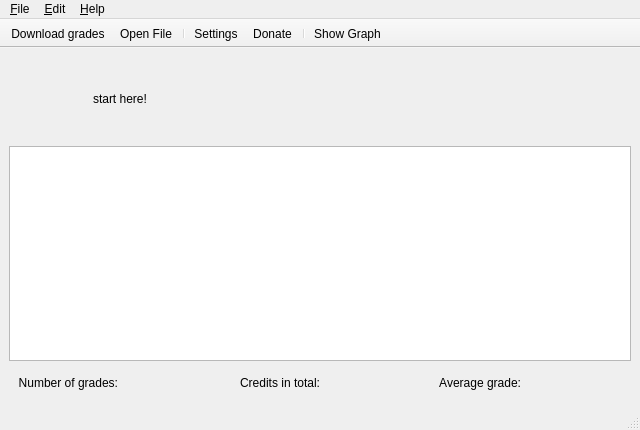
mi1112/PSSOptimisation2, file main_window_raw.ui: the form before one commit.
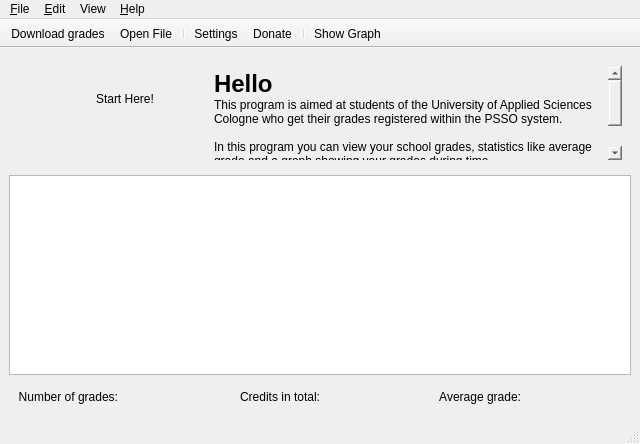
The form after the commit. Icons and pictures are not drawn.

```diff
--- a/main_window_raw.ui
+++ b/main_window_raw.ui
@@ -8,7 +8,7 @@
     <x>0</x>
     <y>0</y>
     <width>640</width>
-    <height>430</height>
+    <height>444</height>
    </rect>
   </property>
   <property name="windowTitle">
@@ -51,44 +51,6 @@
       </attribute>
      </widget>
     </item>
-    <item row="1" column="0">
-     <widget class="QWidget" name="start_here" native="true">
-      <layout class="QFormLayout" name="start_here_layout">
-       <property name="fieldGrowthPolicy">
-        <enum>QFormLayout::AllNonFixedFieldsGrow</enum>
-       </property>
-       <property name="leftMargin">
-        <number>30</number>
-       </property>
-       <item row="0" column="0">
-        <widget class="QLabel" name="start_here_image">
-         <property name="sizePolicy">
-          <sizepolicy hsizetype="Minimum" vsizetype="Minimum">
-           <horstretch>0</horstretch>
-           <verstretch>0</verstretch>
-          </sizepolicy>
-         </property>
-         <property name="minimumSize">
-          <size>
-           <width>48</width>
-           <height>65</height>
-          </size>
-         </property>
-         <property name="pixmap">
-          <pixmap resource="resources.qrc">:/icons/pointingarrow</pixmap>
-         </property>
-        </widget>
-       </item>
-       <item row="0" column="1">
-        <widget class="QLabel" name="start_here_label">
-         <property name="text">
-          <string>start here!</string>
-         </property>
-        </widget>
-       </item>
-      </layout>
-     </widget>
-    </item>
     <item row="3" column="0">
      <widget class="QWidget" name="stats" native="true">
       <layout class="QHBoxLayout" name="horizontalLayout">
@@ -164,6 +126,104 @@
       </layout>
      </widget>
     </item>
+    <item row="1" column="0">
+     <widget class="QWidget" name="start_here" native="true">
+      <layout class="QGridLayout" name="gridLayout_2">
+       <item row="1" column="0">
+        <layout class="QFormLayout" name="formLayout">
+         <property name="leftMargin">
+          <number>24</number>
+         </property>
+         <item row="1" column="0">
+          <widget class="QLabel" name="start_here_image">
+           <property name="sizePolicy">
+            <sizepolicy hsizetype="Minimum" vsizetype="Minimum">
+             <horstretch>0</horstretch>
+             <verstretch>0</verstretch>
+            </sizepolicy>
+           </property>
+           <property name="minimumSize">
+            <size>
+             <width>48</width>
+             <height>65</height>
+            </size>
+           </property>
+           <property name="pixmap">
+            <pixmap resource="resources.qrc">:/icons/pointingarrow</pixmap>
+           </property>
+          </widget>
+         </item>
+         <item row="1" column="1">
+          <widget class="QLabel" name="start_here_label">
+           <property name="sizePolicy">
+            <sizepolicy hsizetype="Preferred" vsizetype="Preferred">
+             <horstretch>0</horstretch>
+             <verstretch>0</verstretch>
+            </sizepolicy>
+           </property>
+           <property name="text">
+            <string>Start Here!</string>
+           </property>
+          </widget>
+         </item>
+        </layout>
+       </item>
+       <item row="1" column="1">
+        <spacer name="horizontalSpacer">
+         <property name="orientation">
+          <enum>Qt::Horizontal</enum>
+         </property>
+         <property name="sizeType">
+          <enum>QSizePolicy::Preferred</enum>
+         </property>
+         <property name="sizeHint" stdset="0">
+          <size>
+           <width>50</width>
+           <height>20</height>
+          </size>
+         </property>
+        </spacer>
+       </item>
+       <item row="1" column="2">
+        <widget class="QTextEdit" name="hello_text">
+         <property name="enabled">
+          <bool>true</bool>
+         </property>
+         <property name="cursor" stdset="0">
+          <cursorShape>ArrowCursor</cursorShape>
+         </property>
+         <property name="acceptDrops">
+          <bool>false</bool>
+         </property>
+         <property name="styleSheet">
+          <string notr="true">background-color: transparent;</string>
+         </property>
+         <property name="frameShape">
+          <enum>QFrame::NoFrame</enum>
+         </property>
+         <property name="undoRedoEnabled">
+          <bool>false</bool>
+         </property>
+         <property name="html">
+          <string>&lt;!DOCTYPE HTML PUBLIC &quot;-//W3C//DTD HTML 4.0//EN&quot; &quot;http://www.w3.org/TR/REC-html40/strict.dtd&quot;&gt;
+&lt;html&gt;&lt;head&gt;&lt;meta name=&quot;qrichtext&quot; content=&quot;1&quot; /&gt;&lt;style type=&quot;text/css&quot;&gt;
+p, li { white-space: pre-wrap; }
+&lt;/style&gt;&lt;/head&gt;&lt;body style=&quot; font-family:'Ubuntu'; font-size:9pt; font-weight:400; font-style:normal;&quot;&gt;
+&lt;p style=&quot; margin-top:0px; margin-bottom:0px; margin-left:0px; margin-right:0px; -qt-block-indent:0; text-indent:0px;&quot;&gt;&lt;span style=&quot; font-size:18pt; font-weight:600;&quot;&gt;Hello&lt;/span&gt;&lt;/p&gt;
+&lt;p style=&quot; margin-top:0px; margin-bottom:0px; margin-left:0px; margin-right:0px; -qt-block-indent:0; text-indent:0px;&quot;&gt;This program is aimed at students of the University of Applied Sciences Cologne who get their grades registered within the PSSO system.&lt;/p&gt;
+&lt;p style=&quot;-qt-paragraph-type:empty; margin-top:0px; margin-bottom:0px; margin-left:0px; margin-right:0px; -qt-block-indent:0; text-indent:0px;&quot;&gt;&lt;br /&gt;&lt;/p&gt;
+&lt;p style=&quot; margin-top:0px; margin-bottom:0px; margin-left:0px; margin-right:0px; -qt-block-indent:0; text-indent:0px;&quot;&gt;In this program you can view your school grades, statistics like average grade and a graph showing your grades during time.&lt;/p&gt;
+&lt;p style=&quot;-qt-paragraph-type:empty; margin-top:0px; margin-bottom:0px; margin-left:0px; margin-right:0px; -qt-block-indent:0; text-indent:0px;&quot;&gt;&lt;br /&gt;&lt;/p&gt;
+&lt;p style=&quot;-qt-paragraph-type:empty; margin-top:0px; margin-bottom:0px; margin-left:0px; margin-right:0px; -qt-block-indent:0; text-indent:0px;&quot;&gt;&lt;br /&gt;&lt;/p&gt;&lt;/body&gt;&lt;/html&gt;</string>
+         </property>
+         <property name="textInteractionFlags">
+          <set>Qt::NoTextInteraction</set>
+         </property>
+        </widget>
+       </item>
+      </layout>
+     </widget>
+    </item>
    </layout>
   </widget>
   <widget class="QToolBar" name="toolbar">
@@ -238,10 +298,22 @@
     <addaction name="action_cut"/>
     <addaction name="action_paste"/>
     <addaction name="action_select_all"/>
+   </widget>
+   <widget class="QMenu" name="menuView">
+    <property name="title">
+     <string>View</string>
+    </property>
+    <widget class="QMenu" name="menu_table_columns">
+     <property name="title">
+      <string>Table Columns</string>
+     </property>
+     <addaction name="actionExample1"/>
+    </widget>
     <addaction name="action_graph"/>
    </widget>
    <addaction name="menu_file"/>
    <addaction name="menu_edit"/>
+   <addaction name="menuView"/>
    <addaction name="menu_help"/>
   </widget>
   <widget class="QStatusBar" name="status_bar"/>
```
Left out of the diff: 19 changed lines with no effect on the pictures.
